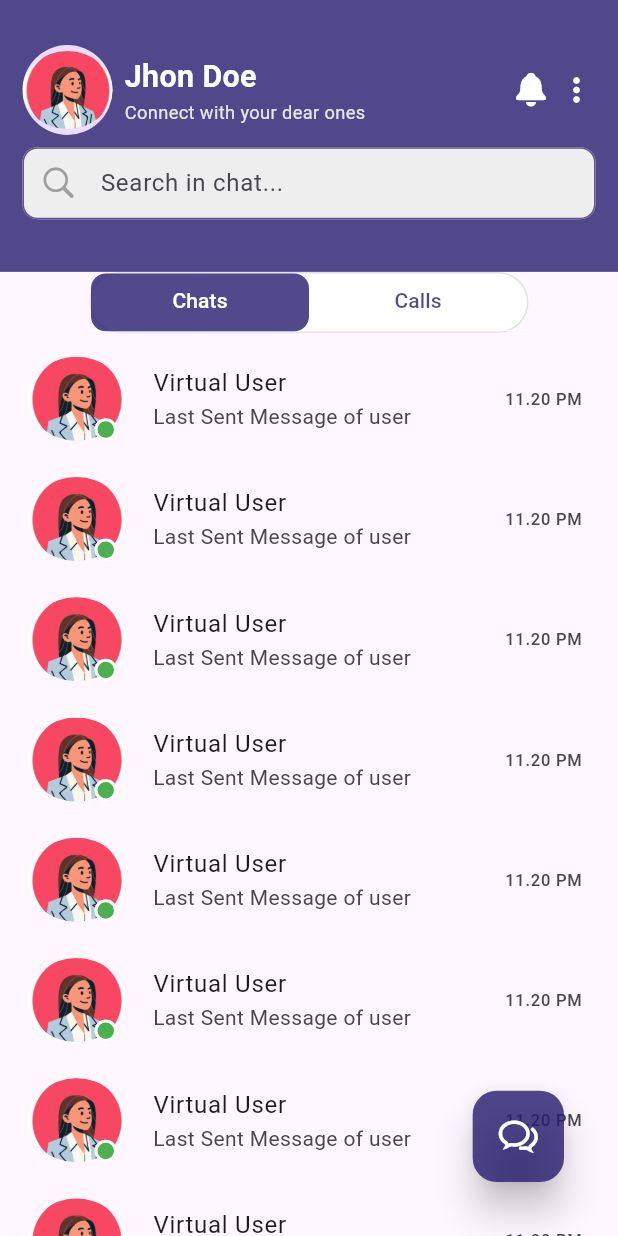
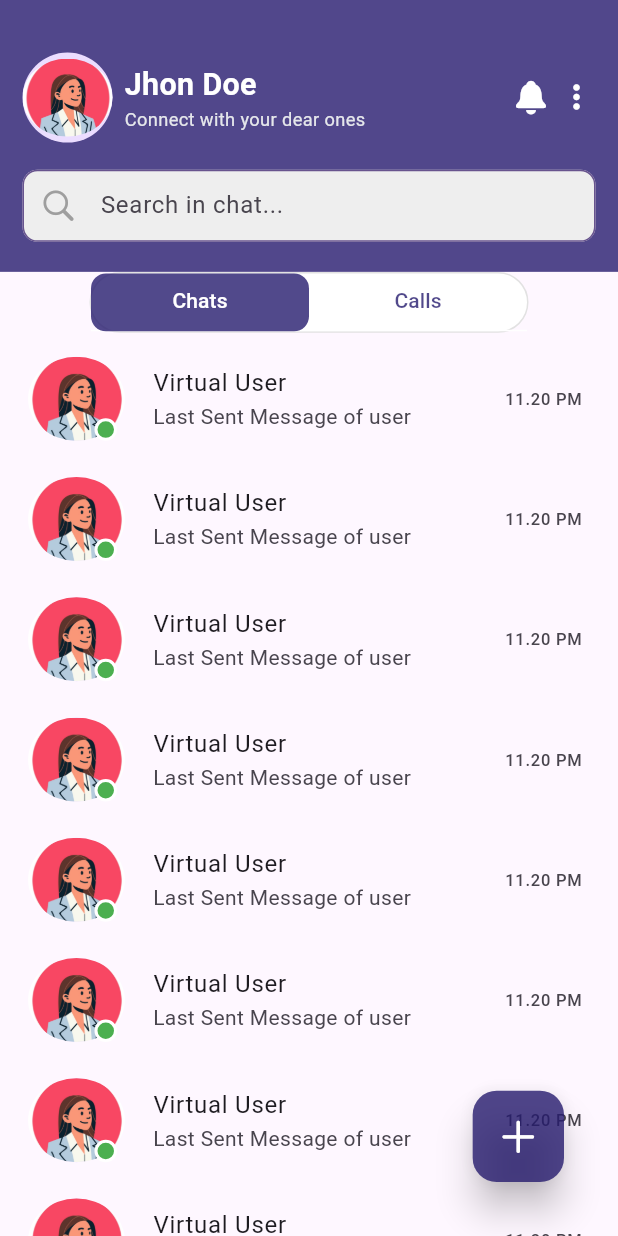
Before and after one commit to Sheikh-Innovations/connect, a Flutter app: the screen it shows after launch, on a phone screen of 412 x 824 dp. Run offline on Flutter 3.47's test engine with Material 3 defaults, Android fonts, the phone set to English and light mode, and no system bars; drawn by our look-alikes of velocity_x; our stand-ins replace flutter_screenutil, get.

Commit message:
ai button removed and add button

```diff
--- a/lib/screens/home_screen.dart
+++ b/lib/screens/home_screen.dart
@@ -23,11 +23,15 @@ class HomeScreen extends StatelessWidget {
 
     return Scaffold(
       body: Column(
+        mainAxisSize: MainAxisSize.min,
+        mainAxisAlignment: MainAxisAlignment.start,
         children: [
           Padding(
             padding:
                 const EdgeInsets.only(top: 30, bottom: 15, left: 15, right: 15),
             child: Column(
+              mainAxisSize: MainAxisSize.min,
+              mainAxisAlignment: MainAxisAlignment.spaceEvenly,
               children: [
                 Row(
                   children: [
@@ -117,7 +121,7 @@ class HomeScreen extends StatelessWidget {
           ).box.size(width, height * 0.22).color(primaryColor).make(),
 
           /// ----> This Expanded Part is SHOWING TAB BAR with Two Option Chat And Calls <---- ///
-          Expanded(child: CustomTabbar()),
+          const Expanded(child: CustomTabbar()),
         ],
       ),
 
@@ -131,11 +135,11 @@ class HomeScreen extends StatelessWidget {
             backgroundColor: primaryColor,
             elevation: 10,
             onPressed: () {
-              Get.to(() => AiChatScreen());
+              // Get.to(() => AiChatScreen()); AI chat Option Removed
             },
             tooltip: 'Talk With AI',
             child: Icon(
-              CupertinoIcons.chat_bubble_2,
+              CupertinoIcons.add,
               size: 30.h,
               color: whiteColor,
             ),
```
